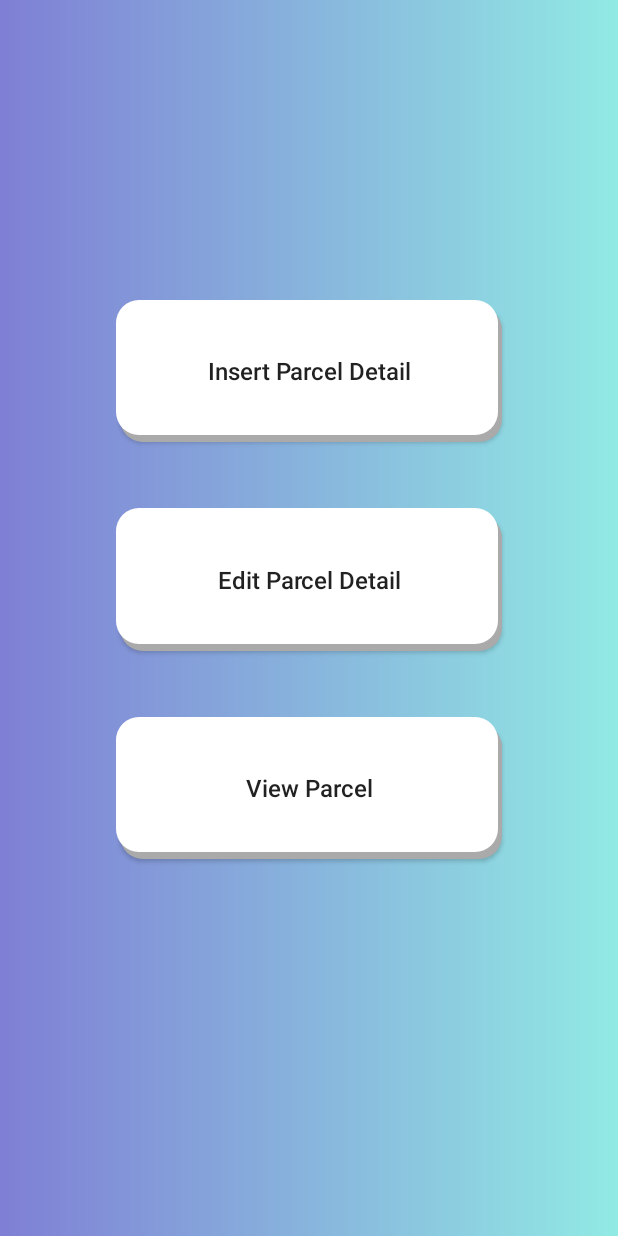
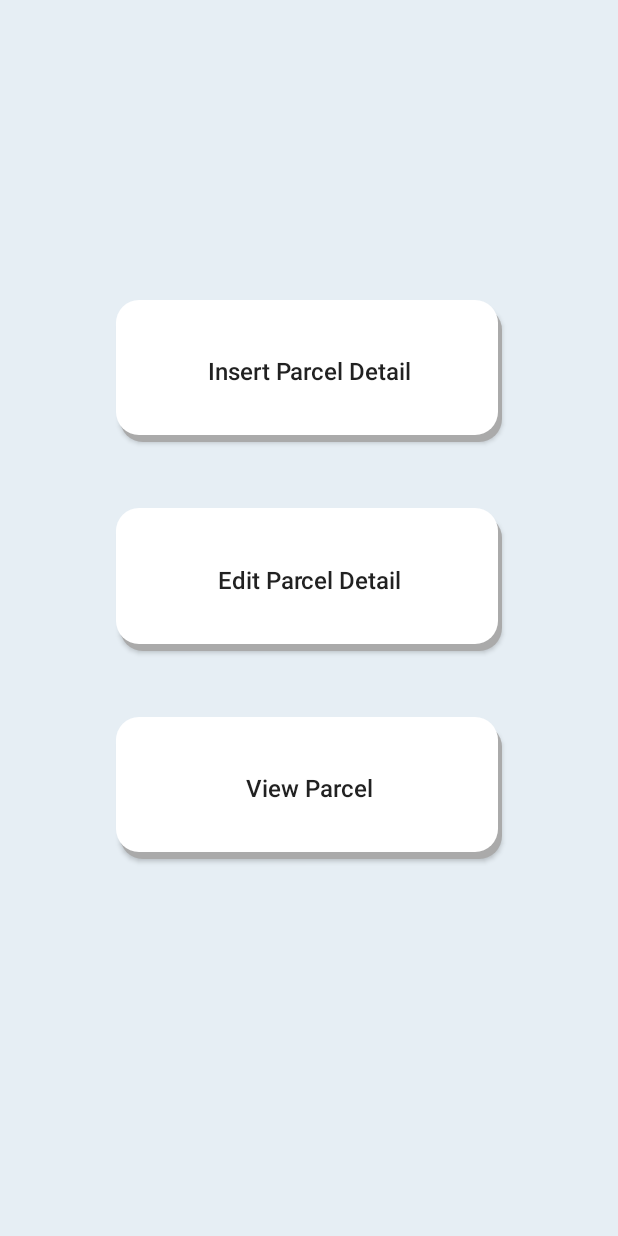
Before and after one commit to keroshurou/CondoAppMAD, an Android app: the screen it shows after launch (MainActivity), on a phone screen of 412 x 824 dp. Run offline under Robolectric (Android 15) with nearby library versions, the phone set to English and light mode, and no system bars; Roboto replaces fonts that are not available here.

Commit message:
background colour change

```diff
--- a/app/src/main/res/layout/activity_edit_parcel_details.xml
+++ b/app/src/main/res/layout/activity_edit_parcel_details.xml
@@ -4,7 +4,7 @@
     xmlns:tools="http://schemas.android.com/tools"
     android:layout_width="match_parent"
     android:layout_height="match_parent"
-    android:background="@drawable/gradient"
+    android:background="@color/background_color"
     tools:context=".EditParcelDetails">
 
     <TextView
--- a/app/src/main/res/layout/activity_main.xml
+++ b/app/src/main/res/layout/activity_main.xml
@@ -4,7 +4,7 @@
     xmlns:tools="http://schemas.android.com/tools"
     android:layout_width="match_parent"
     android:layout_height="match_parent"
-    android:background="@drawable/gradient"
+    android:background="@color/background_color"
     tools:context=".MainActivity">
 
     <Button
--- a/app/src/main/res/layout/activity_parcel_details.xml
+++ b/app/src/main/res/layout/activity_parcel_details.xml
@@ -5,7 +5,7 @@
     android:layout_width="match_parent"
     android:layout_height="match_parent"
     android:orientation="vertical"
-    android:background="@drawable/gradient"
+    android:background="@color/background_color"
     tools:context=".ParcelDetails">
 
     <TextView
--- a/app/src/main/res/layout/activity_parcel_list.xml
+++ b/app/src/main/res/layout/activity_parcel_list.xml
@@ -4,7 +4,7 @@
     xmlns:tools="http://schemas.android.com/tools"
     android:layout_width="match_parent"
     android:layout_height="match_parent"
-    android:background="@drawable/gradient"
+    android:background="@color/background_color"
     android:orientation="vertical"
     tools:context=".ParcelList">
 
--- a/app/src/main/res/layout/activity_parcel_success.xml
+++ b/app/src/main/res/layout/activity_parcel_success.xml
@@ -4,7 +4,7 @@
     xmlns:tools="http://schemas.android.com/tools"
     android:layout_width="match_parent"
     android:layout_height="match_parent"
-    android:background="@drawable/gradient"
+    android:background="@color/background_color"
     tools:context=".ParcelSuccess">
 
     <Button
--- a/app/src/main/res/values/colors.xml
+++ b/app/src/main/res/values/colors.xml
@@ -13,4 +13,5 @@
     <color name="end_color">#91eae4</color>
 
     <color name="text_color">#FDFCFC</color>
+    <color name="background_color">#E6EEF4</color>
 </resources>
```
